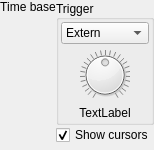
First picture: the form in sources/maindockwidget.ui, repository ymahinc/Oscillo2019, before the edit.
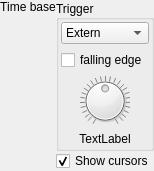
Second picture: the form after the edit. Custom widgets are drawn as their Qt base class.

The edit to the form file:
```diff
--- a/sources/maindockwidget.ui
+++ b/sources/maindockwidget.ui
@@ -144,6 +144,13 @@
                 </item>
                </widget>
               </item>
+              <item>
+               <widget class="QCheckBox" name="triggerModeCheckBox">
+                <property name="text">
+                 <string>falling edge</string>
+                </property>
+               </widget>
+              </item>
               <item>
                <layout class="QHBoxLayout" name="horizontalLayout_2">
                 <item>
```
